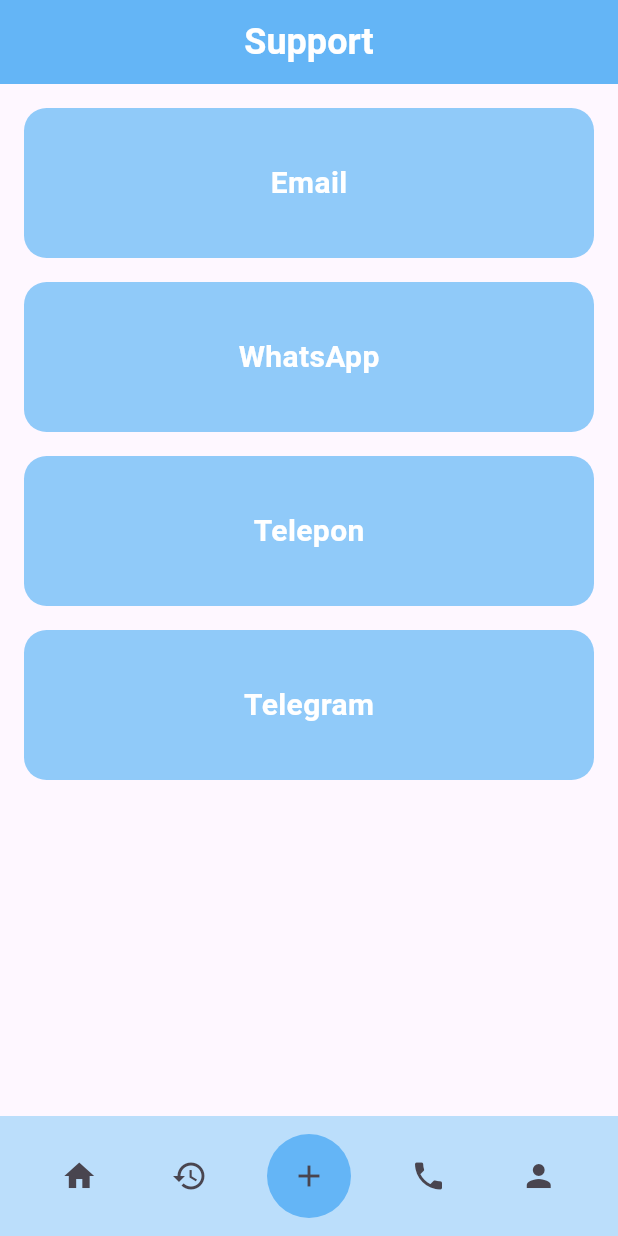
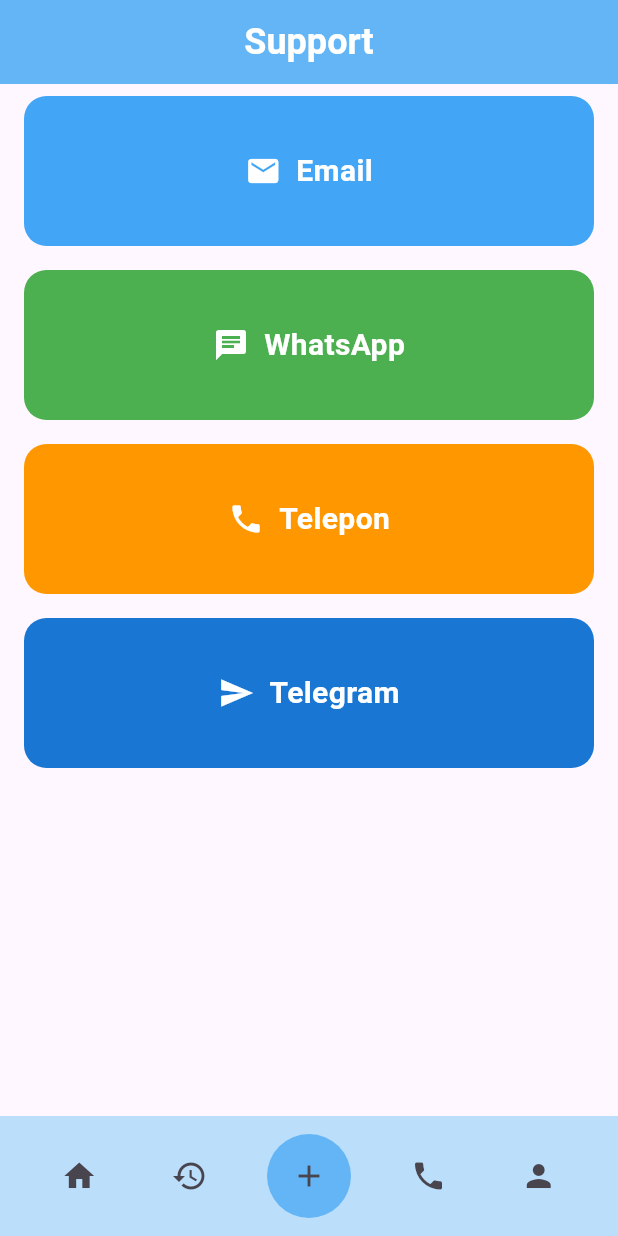
Before and after one commit to FahrudinTamimi/transfer-bank, a Flutter app: the screen it shows after launch, item 2 of the bottom bar chosen, after a tap on the "phone" icon, on a phone screen of 412 x 824 dp. Run offline on Flutter 3.47's test engine with Material 3 defaults, Android fonts, the light colour scheme and no system bars; Roboto replaces fonts that are missing (Poppins).

Commit message:
menyelesaikan halaman historis

```diff
--- a/lib/pages/historypage.dart
+++ b/lib/pages/historypage.dart
@@ -5,54 +5,96 @@
 class HistoryPage extends StatelessWidget {
   const HistoryPage({super.key});
 
-  @override
-  Widget build(BuildContext context) {
-    return Scaffold(
-      appBar: Bar(title: 'History'),
-      body: Center(
-        child: Column(
-          children: [
-            Padding(
+  // Contoh data dummy transaksi
+  final List<Map<String, dynamic>> transactions = const [
+    {
+      'title': 'Top Up via BNI',
+      'subtitle': '01 Mei 2025 - 09:30',
+      'amount': 250000,
+      'type': 'topup'
+    },
+    {
+      'title': 'Top Up via Mandiri',
+      'subtitle': '02 Mei 2025 - 11:15',
+      'amount': 500000,
+      'type': 'topup'
+    },
+    {
+      'title': 'Transfer ke BCA',
+      'subtitle': '03 Mei 2025 - 13:45',
+      'amount': 100000,
+      'type': 'transfer'
+    },
+    {
+      'title': 'Transfer ke BRI',
+      'subtitle': '05 Mei 2025 - 18:20',
+      'amount': 200000,
+      'type': 'transfer'
+    },
+  ];
+
+  int getTotal(String type) {
+    return transactions
+        .where((tx) => tx['type'] == type)
+        .fold(0, (sum, tx) => sum + tx['amount'] as int);
+  }
+
+  Widget buildMonthlySummary() {
+    int totalIn = getTotal('topup');
+    int totalOut = getTotal('transfer');
+
+    return Padding(
       padding: const EdgeInsets.all(16),
       child: Container(
-                child: GestureDetector(
-                  onTap: () {
-
-                  },
-                  child: Padding(
-                    padding: const EdgeInsets.all(20),
+        decoration: BoxDecoration(
+          color: Colors.grey[100],
+          borderRadius: BorderRadius.circular(12),
+          boxShadow: [
+            BoxShadow(
+              color: Colors.black12,
+              blurRadius: 4,
+              offset: Offset(0, 2),
+            ),
+          ],
+        ),
+        padding: const EdgeInsets.all(16),
         child: Column(
           crossAxisAlignment: CrossAxisAlignment.start,
-                      mainAxisAlignment: MainAxisAlignment.start,
           children: [
-                        Text(
-                          'User',
+            const Text(
+              'Ringkasan Bulan Ini',
               style: TextStyle(
-                            color: Colors.white,
+                fontSize: 16,
+                fontWeight: FontWeight.bold,
                 fontFamily: 'Poppins',
-                            fontSize: 20,
-                            fontWeight: FontWeight.bold,
               ),
             ),
+            const SizedBox(height: 10),
             Row(
               mainAxisAlignment: MainAxisAlignment.spaceBetween,
-                          // crossAxisAlignment: CrossAxisAlignment.start,
               children: [
+                const Text('Total Uang Masuk', style: TextStyle(fontFamily: 'Poppins')),
                 Text(
-                              'Rp. 100.000',
-                              style: TextStyle(
-                                color: Colors.white,
+                  'Rp${totalIn.toString()}',
+                  style: const TextStyle(
+                    color: Colors.green,
+                    fontWeight: FontWeight.bold,
                     fontFamily: 'Poppins',
-                                fontSize: 16,
                   ),
                 ),
+              ],
+            ),
+            const SizedBox(height: 6),
+            Row(
+              mainAxisAlignment: MainAxisAlignment.spaceBetween,
+              children: [
+                const Text('Total Uang Keluar', style: TextStyle(fontFamily: 'Poppins')),
                 Text(
-                              'BSI',
-                              style: TextStyle(
-                                color: Colors.white,
+                  'Rp${totalOut.toString()}',
+                  style: const TextStyle(
+                    color: Colors.red,
+                    fontWeight: FontWeight.bold,
                     fontFamily: 'Poppins',
-                                fontSize: 16,
-                                fontWeight: FontWeight.bold,
                   ),
                 ),
               ],
@@ -60,19 +102,71 @@
           ],
         ),
       ),
-                ),
-                decoration: BoxDecoration(
-                  color: Colors.blue[200],
-                  borderRadius: BorderRadius.circular(15),
-                ),
-                height: 100,
-                width: 500,
+    );
+  }
+
+  Widget buildSectionTitle(String title) {
+    return Padding(
+      padding: const EdgeInsets.symmetric(horizontal: 16, vertical: 8),
+      child: Text(
+        title,
+        style: const TextStyle(
+          fontSize: 18,
+          fontWeight: FontWeight.bold,
+          fontFamily: 'Poppins',
         ),
       ),
+    );
+  }
+
+  Widget buildHistoryItem(Map<String, dynamic> tx) {
+    bool isTopUp = tx['type'] == 'topup';
+
+    return ListTile(
+      tileColor: isTopUp ? Colors.green[50] : Colors.red[50],
+      leading: CircleAvatar(
+        backgroundColor: isTopUp ? Colors.green : Colors.red,
+        child: Icon(
+          isTopUp ? Icons.arrow_downward : Icons.arrow_upward,
+          color: Colors.white,
+        ),
+      ),
+      title: Text(
+        tx['title'],
+        style: const TextStyle(fontFamily: 'Poppins', fontWeight: FontWeight.w600),
+      ),
+      subtitle: Text(
+        tx['subtitle'],
+        style: const TextStyle(fontFamily: 'Poppins'),
+      ),
+      trailing: Text(
+        '${isTopUp ? '+' : '-'} Rp${tx['amount']}',
+        style: TextStyle(
+          fontFamily: 'Poppins',
+          color: isTopUp ? Colors.green : Colors.red,
+          fontWeight: FontWeight.bold,
+        ),
+      ),
+    );
+  }
+
+  @override
+  Widget build(BuildContext context) {
+    final topUpTransactions = transactions.where((tx) => tx['type'] == 'topup').toList();
+    final transferTransactions = transactions.where((tx) => tx['type'] == 'transfer').toList();
+
+    return Scaffold(
+      appBar: const Bar(title: 'History'),
+      body: ListView(
+        children: [
+          buildMonthlySummary(),
+          buildSectionTitle('Uang Masuk (Top Up)'),
+          ...topUpTransactions.map(buildHistoryItem).toList(),
+          buildSectionTitle('Uang Keluar (Transfer Bank)'),
+          ...transferTransactions.map(buildHistoryItem).toList(),
         ],
       ),
-      ),
-      bottomNavigationBar: BottomBar()
+      bottomNavigationBar: const BottomBar(),
     );
   }
 }
--- a/lib/pages/supportpage.dart
+++ b/lib/pages/supportpage.dart
@@ -1,161 +1,88 @@
 import 'package:flutter/material.dart';
+import 'package:url_launcher/url_launcher.dart';
 import 'package:transfer_bank/widgets/bar.dart';
 import 'package:transfer_bank/widgets/bottombar.dart';
 
 class SupportPage extends StatelessWidget {
   const SupportPage({super.key});
 
-  @override
-  Widget build(BuildContext context) {
-    return Scaffold(
-      appBar: Bar(title: 'Support'),
-      body: Center(
-        child: Column(
-          children: [
-            Padding(
-              padding: const EdgeInsets.only(top: 16, left: 16, right: 16, bottom: 8),
+  static Future<void> openLink(String url) async {
+    final Uri uri = Uri.parse(url);
+    if (await canLaunchUrl(uri)) {
+      await launchUrl(uri, mode: LaunchMode.externalApplication);
+    } else {
+      debugPrint('Gagal membuka link: $url');
+    }
+  }
+
+  Widget buildSupportItem(String label, IconData icon, Color color, String url) {
+    return Padding(
+      padding: const EdgeInsets.symmetric(vertical: 8, horizontal: 16),
+      child: GestureDetector(
+        onTap: () => openLink(url),
         child: Container(
-                child: GestureDetector(
-                  onTap: () {
-
-                  },
-                  child: Padding(
-                    padding: const EdgeInsets.all(20),
-                    child: Column(
-                      crossAxisAlignment: CrossAxisAlignment.center,
+          height: 100,
+          width: double.infinity,
+          decoration: BoxDecoration(
+            color: color,
+            borderRadius: BorderRadius.circular(15),
+          ),
+          child: Center(
+            child: Row(
               mainAxisAlignment: MainAxisAlignment.center,
               children: [
+                Icon(icon, color: Colors.white),
+                const SizedBox(width: 10),
                 Text(
-                          'Email',
-                          style: TextStyle(
+                  label,
+                  style: const TextStyle(
                     color: Colors.white,
                     fontFamily: 'Poppins',
                     fontSize: 20,
                     fontWeight: FontWeight.bold,
                   ),
                 ),
-
               ],
             ),
           ),
         ),
-                decoration: BoxDecoration(
-                  color: Colors.blue[200],
-                  borderRadius: BorderRadius.circular(15),
       ),
-                height: 100,
-                width: 500,
+    );
+  }
+
+  @override
+  Widget build(BuildContext context) {
+    return Scaffold(
+      appBar: const Bar(title: 'Support'),
+      body: ListView(
+        children: [
+          buildSupportItem(
+            'Email',
+            Icons.email,
+            Colors.blue.shade400,
+            'mailto:lutfizadeh5@gmail.com',
           ),
+          buildSupportItem(
+            'WhatsApp',
+            Icons.chat,
+            Colors.green,
+            'https://wa.me/6285156817148',
           ),
-            Padding(
-              padding: const EdgeInsets.symmetric(vertical: 8, horizontal: 16),
-              child: Container(
-                child: GestureDetector(
-                  onTap: () {
-
-                  },
-                  child: Padding(
-                    padding: const EdgeInsets.all(20),
-                    child: Column(
-                      crossAxisAlignment: CrossAxisAlignment.center,
-                      mainAxisAlignment: MainAxisAlignment.center,
-                      children: [
-                        Text(
-                          'WhatsApp',
-                          style: TextStyle(
-                            color: Colors.white,
-                            fontFamily: 'Poppins',
-                            fontSize: 20,
-                            fontWeight: FontWeight.bold,
+          buildSupportItem(
+            'Telepon',
+            Icons.phone,
+            Colors.orange,
+            'tel:+62851568171488',
           ),
-                        ),
-
-                      ],
-                    ),
-                  ),
-                ),
-                decoration: BoxDecoration(
-                  color: Colors.blue[200],
-                  borderRadius: BorderRadius.circular(15),
-                ),
-                height: 100,
-                width: 500,
-              ),
-            ),
-            Padding(
-              padding: const EdgeInsets.symmetric(vertical: 8, horizontal: 16),
-              child: Container(
-                child: GestureDetector(
-                  onTap: () {
-
-                  },
-                  child: Padding(
-                    padding: const EdgeInsets.all(20),
-                    child: Column(
-                      crossAxisAlignment: CrossAxisAlignment.center,
-                      mainAxisAlignment: MainAxisAlignment.center,
-                      children: [
-                        Text(
-                          'Telepon',
-                          style: TextStyle(
-                            color: Colors.white,
-                            fontFamily: 'Poppins',
-                            fontSize: 20,
-                            fontWeight: FontWeight.bold,
-                          ),
-                        ),
-
-                      ],
-                    ),
-                  ),
-                ),
-                decoration: BoxDecoration(
-                  color: Colors.blue[200],
-                  borderRadius: BorderRadius.circular(15),
-                ),
-                height: 100,
-                width: 500,
-              ),
-            ),
-            Padding(
-              padding: const EdgeInsets.symmetric(vertical: 8, horizontal: 16),
-              child: Container(
-                child: GestureDetector(
-                  onTap: () {
-
-                  },
-                  child: Padding(
-                    padding: const EdgeInsets.all(20),
-                    child: Column(
-                      crossAxisAlignment: CrossAxisAlignment.center,
-                      mainAxisAlignment: MainAxisAlignment.center,
-                      children: [
-                        Text(
+          buildSupportItem(
             'Telegram',
-                          style: TextStyle(
-                            color: Colors.white,
-                            fontFamily: 'Poppins',
-                            fontSize: 20,
-                            fontWeight: FontWeight.bold,
-                          ),
-                        ),
-
-                      ],
-                    ),
-                  ),
-                ),
-                decoration: BoxDecoration(
-                  color: Colors.blue[200],
-                  borderRadius: BorderRadius.circular(15),
-                ),
-                height: 100,
-                width: 500,
-              ),
+            Icons.send,
+            Colors.blue.shade700,
+            'https://t.me/Lutfizadeh',
           ),
         ],
       ),
-      ),
-      bottomNavigationBar: BottomBar(),
+      bottomNavigationBar: const BottomBar(),
     );
   }
 }
--- a/pubspec.yaml
+++ b/pubspec.yaml
@@ -30,6 +30,8 @@
 dependencies:
   flutter:
     sdk: flutter
+
+  url_launcher: ^6.2.5
 
   # The following adds the Cupertino Icons font to your application.
   # Use with the CupertinoIcons class for iOS style icons.
```
Also changed, not shown: pubspec.lock, 5 other files. Lines whose indentation alone changed are shown as unchanged.
